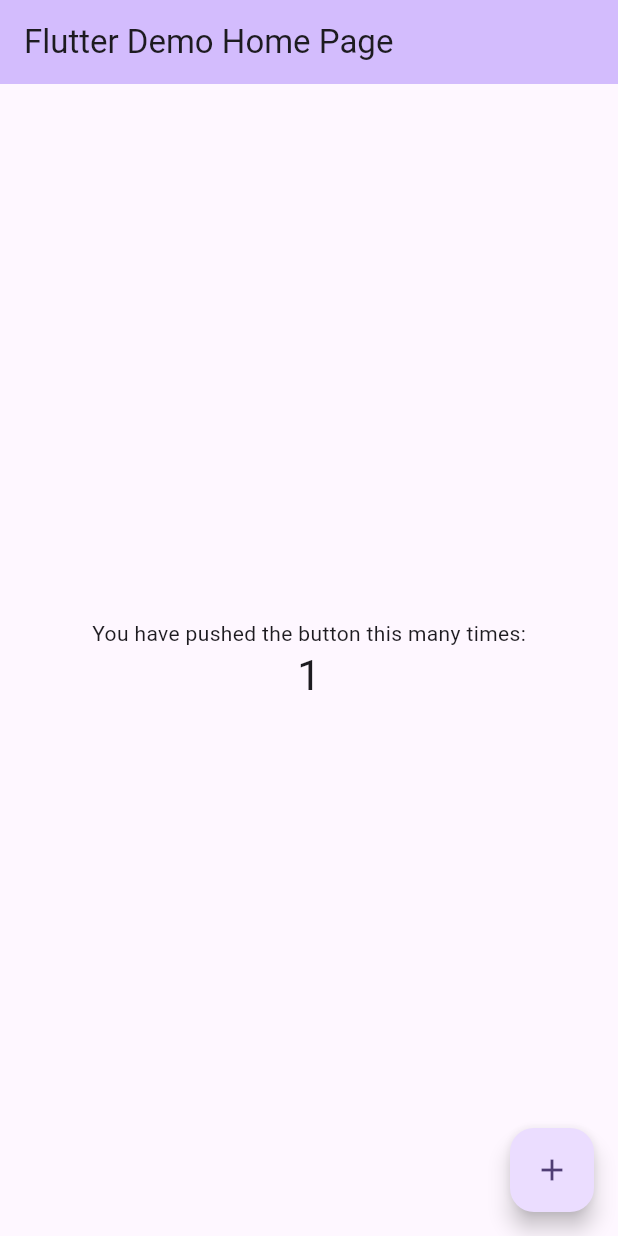
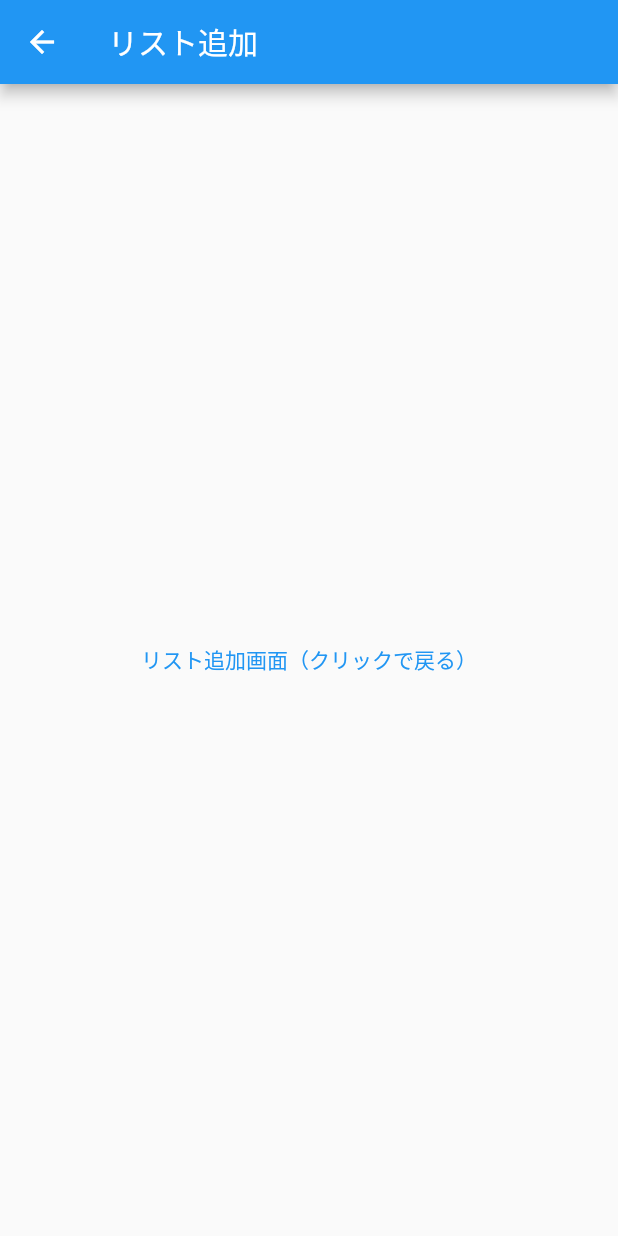
Before and after one commit to keu-5/my_app, a Flutter app: the screen it shows after launch, after a tap on the "add" icon, on a phone screen of 412 x 824 dp. Run offline on Flutter 3.47's test engine with Material 2 defaults, Android fonts, the phone set to English and light mode, and no system bars.

Commit message:
update todo list

```diff
--- a/lib/main.dart
+++ b/lib/main.dart
@@ -1,125 +1,106 @@
 import 'package:flutter/material.dart';
 
-void main() {
-  runApp(const MyApp());
-}
+//main関数
+void main() => runApp(const MyTodoApp());
 
-class MyApp extends StatelessWidget {
-  const MyApp({super.key});
+class MyTodoApp extends StatelessWidget {
+  const MyTodoApp({Key? key}) : super(key: key);
 
-  // This widget is the root of your application.
   @override
   Widget build(BuildContext context) {
     return MaterialApp(
-      title: 'Flutter Demo',
+      //アプリ名
+      title: 'My Todo App',
       theme: ThemeData(
-        // This is the theme of your application.
-        //
-        // TRY THIS: Try running your application with "flutter run". You'll see
-        // the application has a blue toolbar. Then, without quitting the app,
-        // try changing the seedColor in the colorScheme below to Colors.green
-        // and then invoke "hot reload" (save your changes or press the "hot
-        // reload" button in a Flutter-supported IDE, or press "r" if you used
-        // the command line to start the app).
-        //
-        // Notice that the counter didn't reset back to zero; the application
-        // state is not lost during the reload. To reset the state, use hot
-        // restart instead.
-        //
-        // This works for code too, not just values: Most code changes can be
-        // tested with just a hot reload.
-        colorScheme: ColorScheme.fromSeed(seedColor: Colors.deepPurple),
-        useMaterial3: true,
+        //テーマカラー
+        primarySwatch: Colors.blue,
       ),
-      home: const MyHomePage(title: 'Flutter Demo Home Page'),
+      //リスト一覧画面を表示
+      home: const TodoListPage(),
     );
   }
 }
 
-class MyHomePage extends StatefulWidget {
-  const MyHomePage({super.key, required this.title});
-
-  // This widget is the home page of your application. It is stateful, meaning
-  // that it has a State object (defined below) that contains fields that affect
-  // how it looks.
-
-  // This class is the configuration for the state. It holds the values (in this
-  // case the title) provided by the parent (in this case the App widget) and
-  // used by the build method of the State. Fields in a Widget subclass are
-  // always marked "final".
-
-  final String title;
-
-  @override
-  State<MyHomePage> createState() => _MyHomePageState();
-}
-
-class _MyHomePageState extends State<MyHomePage> {
-  int _counter = 0;
-
-  void _incrementCounter() {
-    setState(() {
-      // This call to setState tells the Flutter framework that something has
-      // changed in this State, which causes it to rerun the build method below
-      // so that the display can reflect the updated values. If we changed
-      // _counter without calling setState(), then the build method would not be
-      // called again, and so nothing would appear to happen.
-      _counter++;
-    });
-  }
+//リスト一覧画面用ウィジェット
+class TodoListPage extends StatelessWidget {
+  const TodoListPage({Key? key}) : super(key: key);
 
   @override
   Widget build(BuildContext context) {
-    // This method is rerun every time setState is called, for instance as done
-    // by the _incrementCounter method above.
-    //
-    // The Flutter framework has been optimized to make rerunning build methods
-    // fast, so that you can just rebuild anything that needs updating rather
-    // than having to individually change instances of widgets.
-    return Scaffold(
+    return  Scaffold(
+      //AppBarを表示し、タイトルも設定
       appBar: AppBar(
-        // TRY THIS: Try changing the color here to a specific color (to
-        // Colors.amber, perhaps?) and trigger a hot reload to see the AppBar
-        // change color while the other colors stay the same.
-        backgroundColor: Theme.of(context).colorScheme.inversePrimary,
-        // Here we take the value from the MyHomePage object that was created by
-        // the App.build method, and use it to set our appbar title.
-        title: Text(widget.title),
+        title: const Text('リスト一覧'),
       ),
-      body: Center(
-        // Center is a layout widget. It takes a single child and positions it
-        // in the middle of the parent.
-        child: Column(
-          // Column is also a layout widget. It takes a list of children and
-          // arranges them vertically. By default, it sizes itself to fit its
-          // children horizontally, and tries to be as tall as its parent.
-          //
-          // Column has various properties to control how it sizes itself and
-          // how it positions its children. Here we use mainAxisAlignment to
-          // center the children vertically; the main axis here is the vertical
-          // axis because Columns are vertical (the cross axis would be
-          // horizontal).
-          //
-          // TRY THIS: Invoke "debug painting" (choose the "Toggle Debug Paint"
-          // action in the IDE, or press "p" in the console), to see the
-          // wireframe for each widget.
-          mainAxisAlignment: MainAxisAlignment.center,
-          children: <Widget>[
-            const Text(
-              'You have pushed the button this many times:',
+
+      //listviewと使いリスト一覧を表示
+      body: ListView(
+        children: const <Widget>[
+          Card(
+            child: ListTile(
+              title: Text('ニンジンを買う'),
             ),
-            Text(
-              '$_counter',
-              style: Theme.of(context).textTheme.headlineMedium,
+          ),
+
+          Card(
+            child: ListTile(
+              title: Text('玉ねぎを買う'),
             ),
-          ],
-        ),
+          ),
+
+          Card(
+            child: ListTile(
+              title: Text('ジャガイモを買う'),
+            ),
+          ),
+
+          Card(
+            child: ListTile(
+              title: Text('カレールーを買う'),
+            ),
+          ),
+        ],
       ),
+
       floatingActionButton: FloatingActionButton(
-        onPressed: _incrementCounter,
-        tooltip: 'Increment',
+        onPressed: () {
+          // "push"で新規画面に遷移
+          Navigator.of(context).push(
+            MaterialPageRoute(builder: (context) {
+              return const TodoAddPage();
+            }),
+          );
+        },
+
         child: const Icon(Icons.add),
-      ), // This trailing comma makes auto-formatting nicer for build methods.
+      ),
     );
   }
 }
+
+//リスト追加画面用ウィジェット
+class TodoAddPage extends StatelessWidget {
+  const TodoAddPage({Key? key}) : super(key: key);
+
+  @override
+  Widget build(BuildContext context) {
+    return Scaffold(
+      appBar: AppBar(
+        title: const Text('リスト追加'),
+      ),
+
+      //NOTE:リスト追加フォームを表示する https://www.flutter-study.dev/todo-app/add-page
+      body: Center(
+        child: TextButton(
+          //ボタンをクリックしたときの処理
+          onPressed: () {
+            // "pop"で前の画面に戻る
+            Navigator.of(context).pop();
+          },
+
+          child: const Text('リスト追加画面（クリックで戻る）'),
+        ),
+      ),
+    );
+  }
+}
```
Also changed, not shown: 1 other file.
